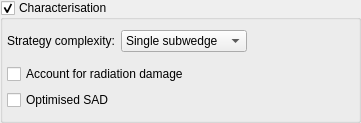
Qt form BlissFramework/Bricks/widgets/ui_files/Qt4_characterise_simple_widget_vertical_layout.ui (mxcube/mxcubeqt) before a commit.
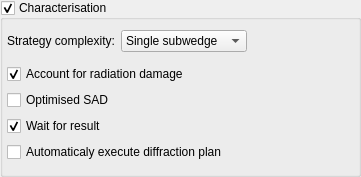
The same form after that commit.

Commit message: [master] Layout adjustments and few new icons

Diff of the .ui file:
```diff
--- a/BlissFramework/Bricks/widgets/ui_files/Qt4_characterise_simple_widget_vertical_layout.ui
+++ b/BlissFramework/Bricks/widgets/ui_files/Qt4_characterise_simple_widget_vertical_layout.ui
@@ -7,7 +7,7 @@
     <x>0</x>
     <y>0</y>
     <width>361</width>
-    <height>123</height>
+    <height>177</height>
    </rect>
   </property>
   <property name="windowTitle">
@@ -113,6 +113,9 @@
                 <property name="text">
                  <string>Account for radiation damage</string>
                 </property>
+                <property name="checked">
+                 <bool>true</bool>
+                </property>
                </widget>
               </item>
               <item>
@@ -122,6 +125,23 @@
                 </property>
                </widget>
               </item>
+              <item>
+               <widget class="QCheckBox" name="wait_result_cbx">
+                <property name="text">
+                 <string>Wait for result</string>
+                </property>
+                <property name="checked">
+                 <bool>true</bool>
+                </property>
+               </widget>
+              </item>
+              <item>
+               <widget class="QCheckBox" name="execute_plan_cbx">
+                <property name="text">
+                 <string>Automaticaly execute diffraction plan</string>
+                </property>
+               </widget>
+              </item>
              </layout>
             </item>
             <item>
```
The commit also changes 11 other files.
